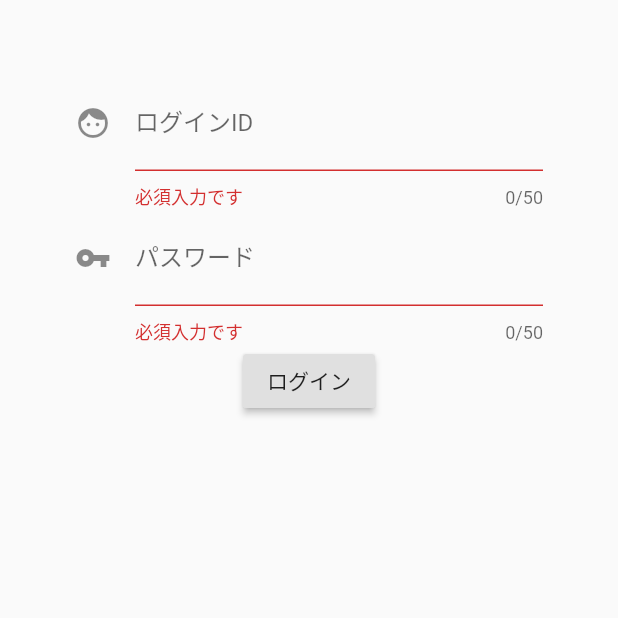
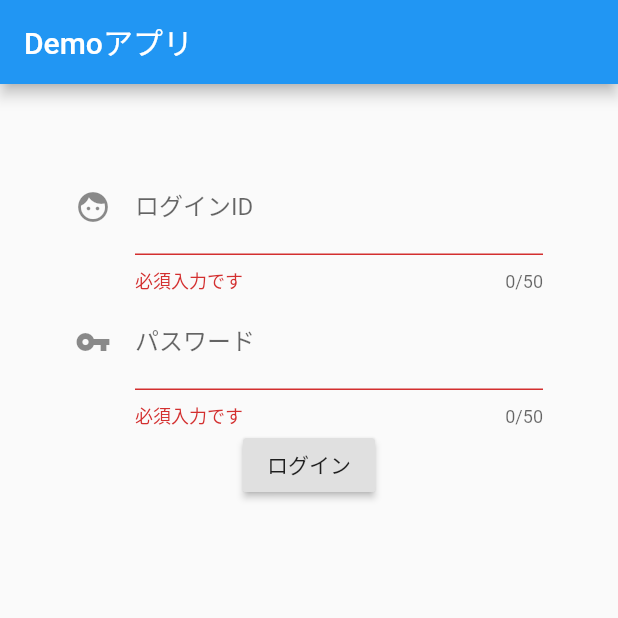
Before and after one commit to dsrice/flutter-test, a Flutter app: the screen it shows after launch, after a tap on "ログイン", on a phone screen of 412 x 824 dp, the top half of it. Run offline on Flutter 3.47's test engine with Material 2 defaults, Android fonts, the phone set to English and light mode, and no system bars; our stand-ins replace dio, font_awesome_flutter; network calls fail.

Commit message:
非同期処理絡みで初期表示のほうが早い対応

```diff
--- a/lib/ui/article/article.dart
+++ b/lib/ui/article/article.dart
@@ -19,13 +19,12 @@ class ArticleView extends StatefulWidget {
 }
 
 class _ArticleViewState extends State<ArticleView> {
-  ArticlesModel _articles = ArticlesModel();
+  ArticlesModel _articles = new ArticlesModel();
 
   @override
   Widget build(BuildContext context) {
     final CommonViewModel data = Provider.of<CommonViewModel>(context);
     _getArticles();
-
     return Container(
       padding: const EdgeInsets.all(0.0),
       child: ListView(
@@ -35,11 +34,14 @@ class _ArticleViewState extends State<ArticleView> {
   }
 
   List<Widget>_createList(List<ArticleModel> articles) {
+    if(articles == null){
+      return [];
+    }
     List<Widget> list = [];
     articles.forEach((element) {
       Widget base =  GestureDetector(
         child:Container(
-            padding: EdgeInsets.all(8.0),
+            padding: EdgeInsets.all(30.0),
             decoration: new BoxDecoration(
                 border: new Border(bottom: BorderSide(width: 1.0, color: Colors.grey))
             ),
--- a/lib/ui/common/common.dart
+++ b/lib/ui/common/common.dart
@@ -50,6 +50,9 @@ class _CommonAreaState extends State<CommonArea>{
     return ChangeNotifierProvider<CommonViewModel>.value(
       value: data,
       child: Scaffold(
+            appBar: AppBar(
+              title: Text("Demoアプリ"),
+            ),
             body: PageView(
               controller: _pageController,
               onPageChanged: _onPageChanged,
```
